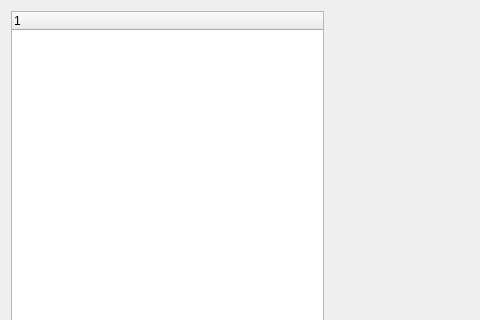
This is quarkplayer/config/ConfigWindow.ui in tkrotoff/QuarkPlayer as Qt 5 draws it before an edit; both pictures show x 0 to 480 and y 0 to 320 of the 653 by 493 pixel window. The edited form follows.
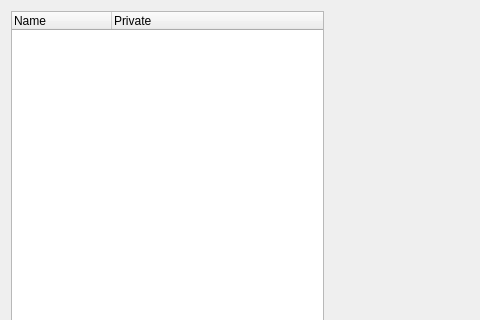
This is the edited form.

```diff
--- a/quarkplayer/config/ConfigWindow.ui
+++ b/quarkplayer/config/ConfigWindow.ui
@@ -20,7 +20,12 @@
      </property>
      <column>
       <property name="text" >
-       <string/>
+       <string>Name</string>
+      </property>
+     </column>
+     <column>
+      <property name="text" >
+       <string>Private</string>
       </property>
      </column>
     </widget>
```
